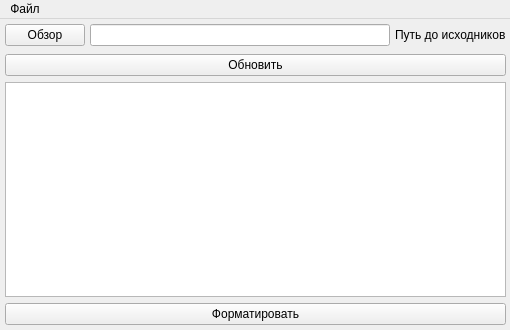
Qt form mainwindow.ui (dethwyn/AutoFormatTool) before a commit.
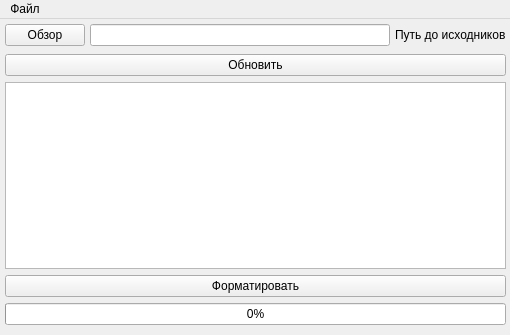
The same form after that commit.

Patch:
```diff
--- a/mainwindow.ui
+++ b/mainwindow.ui
@@ -7,7 +7,7 @@
     <x>0</x>
     <y>0</y>
     <width>510</width>
-    <height>330</height>
+    <height>335</height>
    </rect>
   </property>
   <property name="windowTitle">
@@ -116,6 +116,13 @@
        </property>
       </widget>
      </item>
+     <item>
+      <widget class="QProgressBar" name="progressBar">
+       <property name="value">
+        <number>0</number>
+       </property>
+      </widget>
+     </item>
     </layout>
    </widget>
   </widget>
```
Left out of the diff: 14 changed lines with no effect on the pictures.
